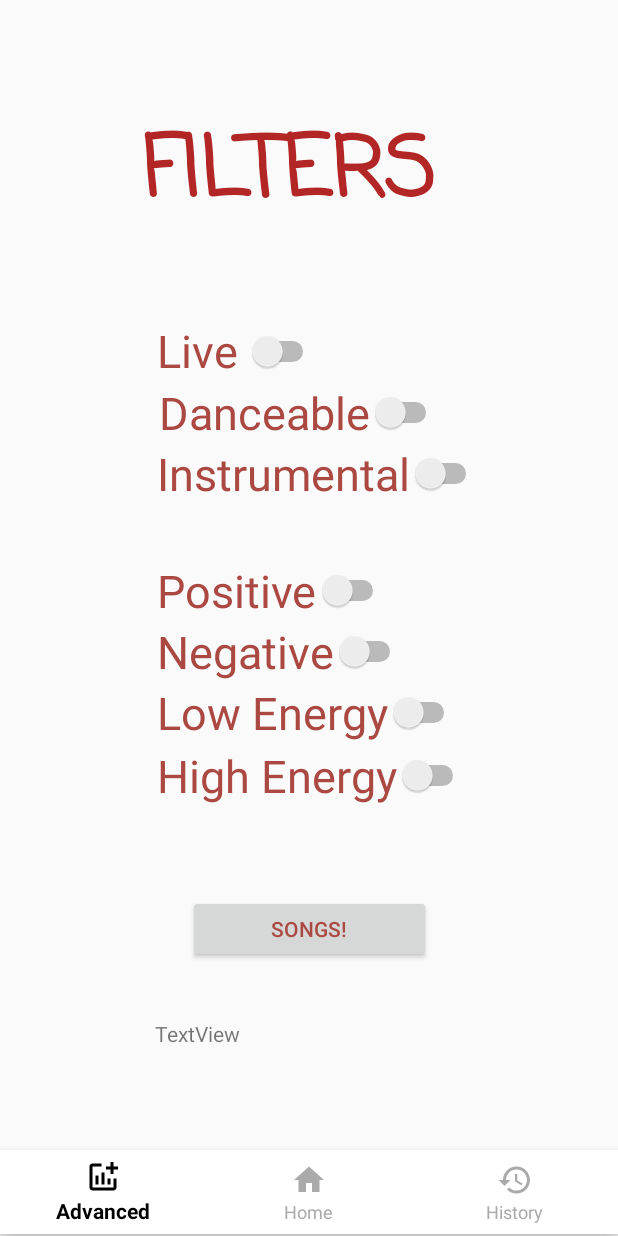
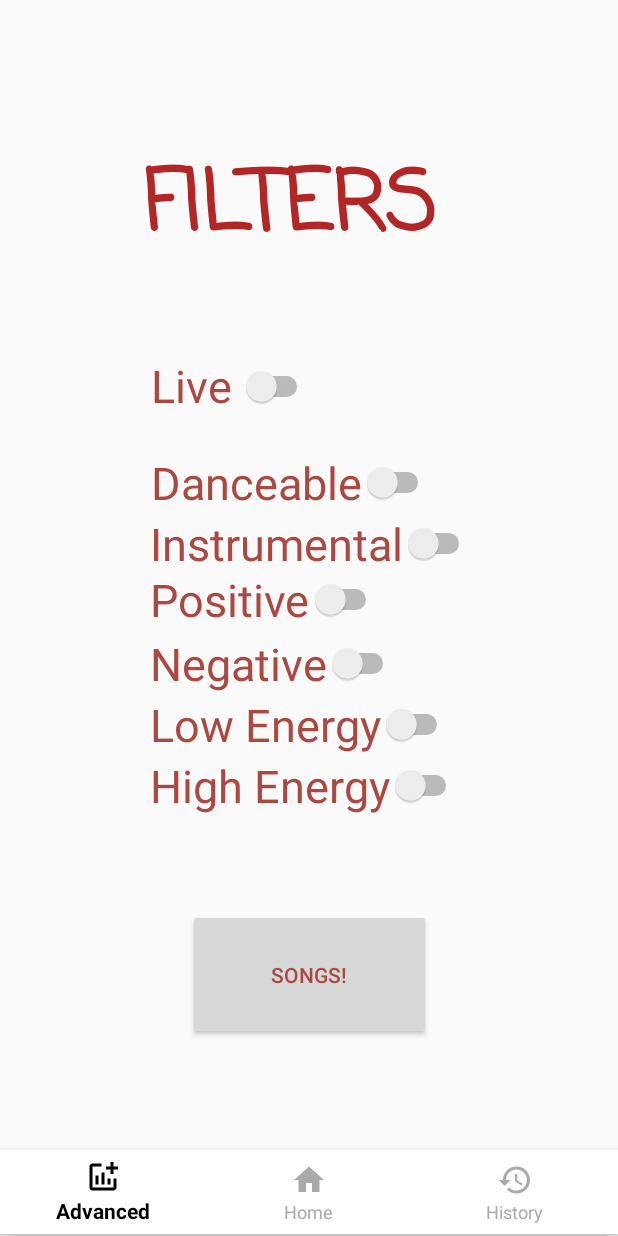
Before and after one commit to Morata3/Recommendify, an Android app: the Advanced screen opened directly, with no data from a screen before it, on a phone screen of 412 x 824 dp. Run offline under Robolectric (Android 15) with nearby library versions, the phone set to English and light mode, and no system bars; libraries missing offline, so code that uses them is left out: com.chaquo.python; pictures from the network do not load; Roboto replaces fonts that are not available here; 1 statement that could not run was skipped.

Commit message:
Advanced Mode Updated

```diff
--- a/app/src/main/java/com/app/recommendify4/Advanced.java
+++ b/app/src/main/java/com/app/recommendify4/Advanced.java
@@ -7,6 +7,7 @@ import androidx.fragment.app.FragmentTransaction;
 
 import android.content.Intent;
 import android.os.Bundle;
+import android.util.JsonReader;
 import android.view.MenuItem;
 
 import com.app.recommendify4.Fragments.FragmentHybrid;
@@ -16,8 +17,11 @@ import androidx.fragment.app.Fragment;
 import androidx.fragment.app.FragmentTransaction;
 
 import com.app.recommendify4.R;
+import com.app.recommendify4.SpotifyItems.Artist.Artist;
 import com.app.recommendify4.SpotifyItems.Artist.RecommendedArtist;
+import com.app.recommendify4.SpotifyItems.Artist.UserArtist;
 import com.app.recommendify4.SpotifyItems.Song.RecommendedSong;
+import com.app.recommendify4.SpotifyItems.Song.UserSong;
 import com.app.recommendify4.UserInfo.Credentials;
 import com.google.android.material.bottomnavigation.BottomNavigationView;
 import com.chaquo.python.PyObject;
@@ -28,6 +32,10 @@ import android.view.View;
 import android.widget.Button;
 import android.widget.Switch;
 import android.widget.TextView;
+
+import org.json.JSONArray;
+import org.json.JSONException;
+import org.json.JSONObject;
 
 import java.util.ArrayList;
 
@@ -55,12 +63,6 @@ public class Advanced extends AppCompatActivity {
         setContentView(R.layout.activity_advanced);
         setupFragment();
         //Initializa and Assign variable
-        BottomNavigationView bottomNavigationView = findViewById(R.id.bottom_navigation);
-
-
-        //Set home selected
-        bottomNavigationView.setSelectedItemId(R.id.advanced);
-        text = (TextView) findViewById(R.id.textView6);
         live = (Switch) findViewById(R.id.live);
         danceable = (Switch) findViewById(R.id.danceable);
         positive = (Switch) findViewById(R.id.positive);
@@ -71,9 +73,14 @@ public class Advanced extends AppCompatActivity {
 
 
         credentials = getCredentials();
-
         songs = (Button) findViewById(R.id.songs);
-        songs.setOnClickListener(v -> FilteredSongs());
+      /*  songs.setOnClickListener(v -> {
+            try {
+                FilteredSongs();
+            } catch (JSONException e) {
+                e.printStackTrace();
+            }
+        });*/
 
         low.setOnClickListener(v -> ChangeLowSwitch());
         high.setOnClickListener(v -> ChangeHighSwitch());
@@ -81,7 +88,9 @@ public class Advanced extends AppCompatActivity {
         negative.setOnClickListener(v -> ChangeNegativeSwitch());
 
         //Perform ItemSelectedListener
-        System.out.println("o por aqui?");
+
+        BottomNavigationView bottomNavigationView = findViewById(R.id.bottom_navigation);
+        bottomNavigationView.setSelectedItemId(R.id.advanced);
 
         bottomNavigationView.setOnNavigationItemSelectedListener(new BottomNavigationView.OnNavigationItemSelectedListener() {
             @Override
@@ -112,22 +121,29 @@ public class Advanced extends AppCompatActivity {
         });
     }
 
-    public void onClick(View view){
+    public void onClick(View view) throws JSONException {
         fragmentTransaction=getSupportFragmentManager().beginTransaction();
+
         switch (view.getId()) {
+
             case R.id.songs:
+                if(recommendationsList!=null){
 
-                if(1==1){
                     fragmentAdvanced = FragmentAdvanced.newInstance(FilteredSongs(),credentials);
-                    fragmentTransaction.replace(R.id.fragmentMain,fragmentAdvanced);
+                    fragmentTransaction.replace(R.id.fragmentMainAdvanced,fragmentAdvanced);
                     fragmentTransaction.addToBackStack(null);
-                }else System.out.println("Recommendations not yet ready ");
+                }
+                else System.out.println("Recommendations not yet ready ");
                 break;
 
             }
-        }
 
-    private ArrayList<RecommendedSong> FilteredSongs() {
+        fragmentTransaction.commit();
+
+
+    }
+
+    private ArrayList<RecommendedSong> FilteredSongs() throws JSONException {
 
         if (!Python.isStarted()) {
             Python.start(new AndroidPlatform(this));
@@ -138,25 +154,32 @@ public class Advanced extends AppCompatActivity {
         PyObject obj= pyf.callAttr("filter_songs",live.isChecked(),danceable.isChecked(),positive.isChecked(),negative.isChecked(),low.isChecked(),high.isChecked(),instru.isChecked());
         String recommendations = obj.toString();
 
-        recommendations = recommendations.substring(1,recommendations.length() - 1);
-        String[] Recoms = recommendations.split("],");
 
-        for(int k = 1; k < Recoms.length - 1; k++){
-            String title = Recoms[k].split(",")[0].substring(3,Recoms[k].split(",")[0].length()-1);
-            String id =Recoms[k].split(",")[1].substring(2,Recoms[k].split(",")[1].length()-1);
-            String artist = Recoms[k].split(",")[2].substring(2,Recoms[k].split(",")[2].length()-1);
+        JSONArray jsonrecom = null;
+
+        jsonrecom = new JSONArray(recommendations);
+
+
+        for(int index = 0; index < jsonrecom.length(); index++){
+            String title = jsonrecom.getJSONObject(index).getString("song_name");
+            String artist = jsonrecom.getJSONObject(index).getString("artist");
+            String id = jsonrecom.getJSONObject(index).getString("id");
             RecommendedSong recommendedSong = new RecommendedSong(title, artist, id, 0);
             recommendationsList.add(recommendedSong);
+
         }
+
+        System.out.println("Recoooommmm");
 
         return recommendationsList;
 
     }
 
     public void setupFragment(){
+
         fragmentLauncher = new FragmentLauncher();
         fragmentAdvanced = new FragmentAdvanced();
-        getSupportFragmentManager().beginTransaction().add(R.id.fragmentMain,fragmentLauncher).commit();
+        getSupportFragmentManager().beginTransaction().add(R.id.fragmentMainAdvanced,fragmentLauncher).commit();
 
     }
 
@@ -199,9 +222,8 @@ public class Advanced extends AppCompatActivity {
     private Credentials getCredentials(){
         Intent intent = getIntent();
         Bundle parameters = intent.getExtras();
-        System.out.println("Byndle: " + parameters);
-        if(parameters != null && parameters.containsKey("credentials"))
-            return (Credentials) parameters.get("credentials");
+        if(parameters != null && parameters.containsKey("credentials")){
+            return (Credentials) parameters.get("credentials");}
         else
             return null;
     }
--- a/app/src/main/java/com/app/recommendify4/RecomThreads/ContentThread.java
+++ b/app/src/main/java/com/app/recommendify4/RecomThreads/ContentThread.java
@@ -37,6 +37,9 @@ public class ContentThread implements Runnable{
         String recommendations = obj.toString();
 
         recommendations = recommendations.substring(1,recommendations.length() - 1);
+
+        System.out.println("Recomendations: " + recommendations);
+
         String[] Recoms = recommendations.split("],");
 
         for(int k = 1; k < Recoms.length - 1; k++){
--- a/app/src/main/res/layout/activity_advanced.xml
+++ b/app/src/main/res/layout/activity_advanced.xml
@@ -1,4 +1,6 @@
 <?xml version="1.0" encoding="utf-8"?>
+
+
 <androidx.constraintlayout.widget.ConstraintLayout xmlns:android="http://schemas.android.com/apk/res/android"
     xmlns:app="http://schemas.android.com/apk/res-auto"
     xmlns:tools="http://schemas.android.com/tools"
@@ -18,8 +20,9 @@
         app:layout_constraintBottom_toBottomOf="parent"
         app:layout_constraintEnd_toEndOf="parent"
         app:layout_constraintStart_toStartOf="parent"
-        app:layout_constraintTop_toBottomOf="@+id/textView6"
+        app:layout_constraintTop_toBottomOf="@+id/songs"
         app:menu="@menu/menu_navigation" />
+
 
     <Switch
         android:id="@+id/positive"
@@ -28,39 +31,39 @@
         android:text="Positive"
         android:textColor="#ffaa4841"
         android:textSize="30sp"
-        app:layout_constraintBottom_toTopOf="@+id/negative"
+        app:layout_constraintBottom_toBottomOf="parent"
         app:layout_constraintStart_toStartOf="@+id/instru"
-        app:layout_constraintTop_toBottomOf="@+id/radioGroup" />
+        app:layout_constraintTop_toTopOf="parent"
+        app:layout_constraintVertical_bias="0.484" />
 
     <Switch
         android:id="@+id/instru"
         android:layout_width="wrap_content"
         android:layout_height="wrap_content"
+        android:layout_marginBottom="39dp"
         android:text="Instrumental"
         android:textColor="#ffaa4841"
         android:textSize="30sp"
-        app:layout_constraintStart_toStartOf="@+id/live"
+        app:layout_constraintBottom_toTopOf="@+id/negative"
+        app:layout_constraintEnd_toEndOf="@+id/live"
+        app:layout_constraintStart_toEndOf="@+id/live"
         app:layout_constraintTop_toBottomOf="@+id/danceable" />
 
     <Switch
         android:id="@+id/danceable"
         android:layout_width="wrap_content"
         android:layout_height="wrap_content"
-        android:layout_marginStart="1dp"
-        android:layout_marginLeft="1dp"
-        android:layout_marginBottom="6dp"
         android:text="Danceable"
         android:textColor="#ffaa4841"
         android:textSize="30sp"
-        app:layout_constraintBottom_toTopOf="@+id/radioGroup"
-        app:layout_constraintStart_toStartOf="@+id/instru"
+        app:layout_constraintBottom_toTopOf="@+id/instru"
+        app:layout_constraintStart_toStartOf="@+id/live"
         app:layout_constraintTop_toBottomOf="@+id/live" />
 
     <Switch
         android:id="@+id/low"
         android:layout_width="wrap_content"
         android:layout_height="wrap_content"
-        android:layout_marginBottom="1dp"
         android:text="Low Energy"
         android:textColor="#ffaa4841"
         android:textSize="30sp"
@@ -71,24 +74,21 @@
     <Switch
         android:id="@+id/live"
         android:layout_width="108dp"
-        android:layout_height="41dp"
-        android:layout_marginStart="102dp"
-        android:layout_marginLeft="102dp"
-        android:layout_marginEnd="101dp"
-        android:layout_marginRight="101dp"
+        android:layout_height="0dp"
+        android:layout_marginStart="5dp"
+        android:layout_marginLeft="5dp"
         android:text="Live"
         android:textColor="#ffaa4841"
         android:textSize="30sp"
         app:layout_constraintBottom_toTopOf="@+id/danceable"
-        app:layout_constraintEnd_toEndOf="@+id/textView4"
-        app:layout_constraintStart_toStartOf="parent"
+        app:layout_constraintStart_toStartOf="@+id/textView4"
         app:layout_constraintTop_toBottomOf="@+id/textView4" />
 
     <Switch
         android:id="@+id/high"
         android:layout_width="wrap_content"
         android:layout_height="wrap_content"
-        android:layout_marginBottom="59dp"
+        android:layout_marginBottom="62dp"
         android:text="High Energy"
         android:textColor="#ffaa4841"
         android:textColorLink="#ffaa4841"
@@ -107,14 +107,14 @@
         android:textSize="30sp"
         app:layout_constraintBottom_toTopOf="@+id/low"
         app:layout_constraintStart_toStartOf="@+id/positive"
-        app:layout_constraintTop_toBottomOf="@+id/positive" />
+        app:layout_constraintTop_toBottomOf="@+id/instru" />
 
     <TextView
         android:id="@+id/textView4"
-        android:layout_width="221dp"
-        android:layout_height="60dp"
-        android:layout_marginTop="73dp"
-        android:layout_marginBottom="80dp"
+        android:layout_width="222dp"
+        android:layout_height="59dp"
+        android:layout_marginTop="96dp"
+        android:layout_marginBottom="58dp"
         android:fontFamily="casual"
         android:text="Filters"
         android:textAllCaps="true"
@@ -123,45 +123,29 @@
         android:textStyle="bold"
         app:layout_constraintBottom_toTopOf="@+id/live"
         app:layout_constraintEnd_toEndOf="parent"
-        app:layout_constraintHorizontal_bias="0.497"
         app:layout_constraintStart_toStartOf="parent"
         app:layout_constraintTop_toTopOf="parent" />
 
     <Button
         android:id="@+id/songs"
         android:layout_width="162dp"
-        android:layout_height="45dp"
-        android:layout_marginBottom="37dp"
+        android:layout_height="0dp"
+        android:layout_marginBottom="73dp"
+        android:onClick="onClick"
         android:text="Songs!"
-        android:onClick="onClick"
         android:textColor="#ffaa4841"
-        app:layout_constraintBottom_toTopOf="@+id/textView6"
+        app:layout_constraintBottom_toTopOf="@+id/bottom_navigation"
         app:layout_constraintEnd_toEndOf="parent"
         app:layout_constraintStart_toStartOf="parent"
         app:layout_constraintTop_toBottomOf="@+id/high" />
-
-    <TextView
-        android:id="@+id/textView6"
-        android:layout_width="206dp"
-        android:layout_height="0dp"
-        android:layout_marginBottom="16dp"
-        android:text="TextView"
-        app:layout_constraintBottom_toTopOf="@+id/bottom_navigation"
-        app:layout_constraintEnd_toEndOf="parent"
-        app:layout_constraintStart_toStartOf="parent"
-        app:layout_constraintTop_toBottomOf="@+id/songs" />
 
     <RadioGroup
         android:id="@+id/radioGroup"
         android:layout_width="0dp"
         android:layout_height="0dp"
-        android:layout_marginStart="14dp"
-        android:layout_marginLeft="14dp"
-        android:layout_marginEnd="21dp"
-        android:layout_marginRight="21dp"
-        app:layout_constraintBottom_toTopOf="@+id/positive"
-        app:layout_constraintEnd_toEndOf="@+id/danceable"
-        app:layout_constraintStart_toEndOf="@+id/positive"
-        app:layout_constraintTop_toBottomOf="@+id/danceable" />
+        app:layout_constraintBottom_toTopOf="parent"
+        app:layout_constraintEnd_toStartOf="parent"
+        app:layout_constraintStart_toStartOf="parent"
+        app:layout_constraintTop_toTopOf="parent" />
 
 </androidx.constraintlayout.widget.ConstraintLayout>
--- a/app/src/main/res/navigation/nav_graph.xml
+++ b/app/src/main/res/navigation/nav_graph.xml
@@ -52,7 +52,7 @@
     <fragment
         android:id="@+id/fragmentAdvanced"
         android:name="com.app.recommendify4.Fragments.FragmentAdvanced"
-        android:label="fragment_advanced">
+        android:label="fragment_advanced"
         tools:layout="@layout/fragment_advanced" >
         <action
             android:id="@+id/action_fragmentAdvanced_to_fragmentLauncher"
```
Also changed, not shown: app/src/main/java/com/app/recommendify4/Fragments/FragmentAdvanced.java (+4 -4 lines), app/src/main/java/com/app/recommendify4/MainActivity.java (+5 -2 lines), 2 other files.
